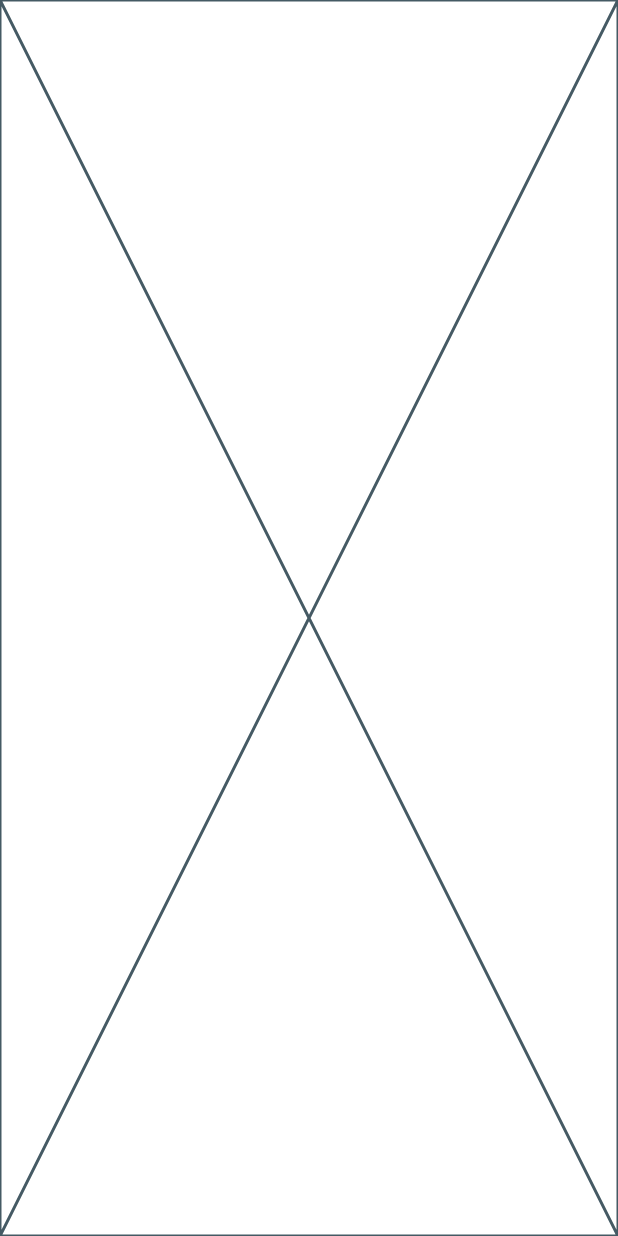
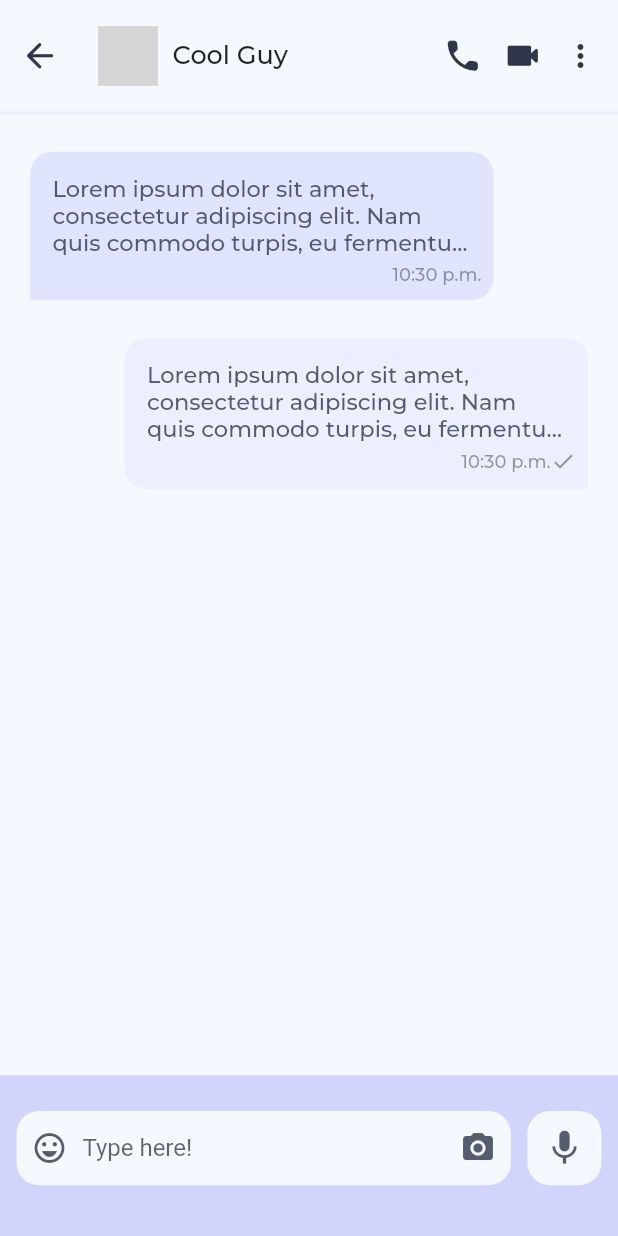
Before and after one commit to TalhaKarakoyunlu/Chat-App, a Flutter app: the screen it shows after launch, after a tap on "Tap Me!", on a phone screen of 412 x 824 dp. Run offline on Flutter 3.47's test engine with Material 2 defaults, Android fonts, the phone set to English and light mode, and no system bars; our stand-ins replace cached_network_image, google_fonts; network calls fail; grey boxes are pictures that could not be loaded.

Commit message:
Conversation screen design complete

```diff
--- a/lib/main.dart
+++ b/lib/main.dart
@@ -1,13 +1,17 @@
 import 'package:flutter/material.dart';
+import 'package:flutter/services.dart';
 
 import 'screens/conversation.dart';
 
 void main() {
-  runApp(const MyApp());
+  WidgetsFlutterBinding.ensureInitialized();
+  SystemChrome.setEnabledSystemUIMode(SystemUiMode.immersiveSticky);
+  runApp(MyApp());
 }
 
 class MyApp extends StatelessWidget {
-  const MyApp({super.key});
+  MyApp({super.key});
+  var theme = "light";
 
   @override
   Widget build(BuildContext context) {
@@ -16,10 +20,13 @@ class MyApp extends StatelessWidget {
       theme: ThemeData(
         primarySwatch: Colors.blue,
       ),
+      debugShowCheckedModeBanner: false,
       home: const MyHomePage(),
       ////////////////////////////////////////////// USE THESE FOR NAVIGATING ///////////////////////////////////////////////////
       routes: {
-        "/conversation": (context) => ConversationPage(),
+        "/conversation": (context) => ConversationPage(
+              theme: "light",
+            ),
       },
     );
   }
--- a/lib/screens/conversation.dart
+++ b/lib/screens/conversation.dart
@@ -1,7 +1,15 @@
+import 'package:flutter/cupertino.dart';
 import 'package:flutter/material.dart';
 
+import '../static/themes.dart';
+import '../widgets/conversation-appbar.dart';
+import '../widgets/bubble-me.dart';
+import '../widgets/bubble-you.dart';
+import '../widgets/input.dart';
+
 class ConversationPage extends StatefulWidget {
-  const ConversationPage({Key? key}) : super(key: key);
+  final String theme;
+  const ConversationPage({Key? key, required this.theme}) : super(key: key);
 
   @override
   State<ConversationPage> createState() => _ConversationPageState();
@@ -10,6 +18,36 @@ class ConversationPage extends StatefulWidget {
 class _ConversationPageState extends State<ConversationPage> {
   @override
   Widget build(BuildContext context) {
-    return const Placeholder();
+    return Scaffold(
+      backgroundColor:
+          widget.theme == "light" ? Themes.bodyLight : Themes.bodyDark,
+      body: Column(
+        mainAxisAlignment: MainAxisAlignment.spaceBetween,
+        children: [
+          Column(
+            children: [
+              Bar(
+                theme: widget.theme,
+              ),
+              Container(
+                height: 2,
+                decoration: BoxDecoration(
+                  color: widget.theme == "light"
+                      ? Themes.dividerDark
+                      : Themes.dividerLight,
+                ),
+              ),
+              BubbleYou(),
+              BubbleMe(),
+            ],
+          ),
+          Column(
+            children: [
+              Input(),
+            ],
+          )
+        ],
+      ),
+    );
   }
 }
--- /dev/null
+++ b/lib/static/themes.dart
@@ -0,0 +1,19 @@
+import 'dart:ui';
+
+class Themes {
+  //static const appbarLight = Color.fromRGBO(227, 253, 253, 1);
+  static const bodyLight = Color.fromRGBO(244, 248, 255, 1);
+  static const bodyDark = Color.fromRGBO(244, 248, 255, 1); //TODO: Change this!
+  static const dividerDark =
+      Color.fromRGBO(233, 238, 255, 1); //TODO: Change This
+  static const dividerLight = Color.fromRGBO(227, 253, 253, 1);
+  static const buttonDark = Color.fromRGBO(47, 54, 75, 1.0);
+  // static const buttonDark = Color.fromRGBO(89, 89, 89, 1);
+  static const buttonLight =
+      Color.fromRGBO(224, 228, 255, 1.0); //TODO: Change this!
+  static const bubbleMe = Color.fromRGBO(235, 239, 255, 1.0);
+  static const bubbleYou = Color.fromRGBO(224, 228, 255, 1.0);
+  static const bubbleText = Color.fromRGBO(47, 54, 75, 0.8);
+  static const bubbleTextTime = Color.fromRGBO(47, 54, 75, 0.5);
+  static const inputBackground = Color.fromRGBO(209, 213, 252, 1.0);
+}
--- /dev/null
+++ b/lib/widgets/bubble-me.dart
@@ -0,0 +1,70 @@
+import 'package:flutter/material.dart';
+
+import '../static/themes.dart';
+
+class BubbleMe extends StatelessWidget {
+  const BubbleMe({Key? key}) : super(key: key);
+
+  @override
+  Widget build(BuildContext context) {
+    return Align(
+      alignment: Alignment.centerRight,
+      child: Container(
+        constraints: BoxConstraints(
+          maxWidth: MediaQuery.of(context).size.width * 0.75,
+        ),
+        margin: const EdgeInsets.fromLTRB(0, 25, 20, 0),
+        decoration: const BoxDecoration(
+            color: Themes.bubbleMe,
+            borderRadius: BorderRadius.only(
+              topLeft: Radius.circular(15),
+              topRight: Radius.circular(15),
+              bottomLeft: Radius.circular(15),
+            )),
+        child: Expanded(
+          child: Column(
+            children: [
+              Padding(
+                padding: const EdgeInsets.only(
+                    top: 15, bottom: 5, right: 15, left: 15),
+                child: Text(
+                  style: TextStyle(
+                    fontFamily: "Montserrat",
+                    fontSize: 15,
+                    fontWeight: FontWeight.w500,
+                    color: Themes.bubbleText,
+                  ),
+                  maxLines: 3,
+                  overflow: TextOverflow.ellipsis,
+                  "Lorem ipsum dolor sit amet, consectetur adipiscing elit. Nam quis commodo turpis, eu fermentum massa. Morbi sit amet pellentesque libero, sit amet suscipit tellus. Aenean pretium, purus non ultrices tristique, mauris metus tristique eros, a scelerisque purus turpis a magna. Donec mattis nunc massa,",
+                ),
+              ),
+              Padding(
+                padding: const EdgeInsets.only(right: 8, bottom: 10),
+                child: Row(
+                  mainAxisAlignment: MainAxisAlignment.end,
+                  children: [
+                    Text(
+                        textAlign: TextAlign.start,
+                        style: TextStyle(
+                          fontFamily: "Montserrat",
+                          fontSize: 12,
+                          fontWeight: FontWeight.w500,
+                          color: Themes.bubbleTextTime,
+                        ),
+                        "10:30 p.m."),
+                    Icon(
+                      Icons.check,
+                      color: Themes.bubbleTextTime,
+                      size: 17,
+                    )
+                  ],
+                ),
+              ),
+            ],
+          ),
+        ),
+      ),
+    );
+  }
+}
--- /dev/null
+++ b/lib/widgets/bubble-you.dart
@@ -0,0 +1,62 @@
+import 'package:flutter/material.dart';
+
+import '../static/themes.dart';
+
+class BubbleYou extends StatelessWidget {
+  const BubbleYou({Key? key}) : super(key: key);
+
+  @override
+  Widget build(BuildContext context) {
+    return Align(
+      alignment: Alignment.centerLeft,
+      child: Container(
+        constraints: BoxConstraints(
+          maxWidth: MediaQuery.of(context).size.width * 0.75,
+        ),
+        margin: const EdgeInsets.fromLTRB(20, 25, 0, 0),
+        decoration: const BoxDecoration(
+            color: Themes.bubbleYou,
+            borderRadius: BorderRadius.only(
+              topLeft: Radius.circular(15),
+              topRight: Radius.circular(15),
+              bottomRight: Radius.circular(15),
+            )),
+        child: Column(
+          children: [
+            Padding(
+              padding: const EdgeInsets.only(
+                  top: 15, bottom: 5, right: 15, left: 15),
+              child: Text(
+                  style: TextStyle(
+                    fontFamily: "Montserrat",
+                    fontSize: 15,
+                    fontWeight: FontWeight.w500,
+                    color: Themes.bubbleText,
+                  ),
+                  maxLines: 3,
+                  overflow: TextOverflow.ellipsis,
+                  "Lorem ipsum dolor sit amet, consectetur adipiscing elit. Nam quis commodo turpis, eu fermentum massa. Morbi sit amet pellentesque libero, sit amet suscipit tellus. Aenean pretium, purus non ultrices tristique, mauris metus tristique eros, a scelerisque purus turpis a magna. Donec mattis nunc massa,"),
+            ),
+            Padding(
+              padding: const EdgeInsets.only(right: 8, bottom: 10),
+              child: Row(
+                mainAxisAlignment: MainAxisAlignment.end,
+                children: [
+                  Text(
+                      textAlign: TextAlign.start,
+                      style: TextStyle(
+                        fontFamily: "Montserrat",
+                        fontSize: 12,
+                        fontWeight: FontWeight.w500,
+                        color: Themes.bubbleTextTime,
+                      ),
+                      "10:30 p.m."),
+                ],
+              ),
+            ),
+          ],
+        ),
+      ),
+    );
+  }
+}
--- /dev/null
+++ b/lib/widgets/conversation-appbar.dart
@@ -0,0 +1,101 @@
+import 'package:flutter/material.dart';
+
+import '../static/themes.dart';
+
+class Bar extends StatelessWidget {
+  final String theme;
+  const Bar({Key? key, required this.theme}) : super(key: key);
+
+  @override
+  Widget build(BuildContext context) {
+    return Container(
+      color: theme == "light" ? Themes.bodyLight : Themes.bodyDark,
+      height: MediaQuery.of(context).size.height * 0.09,
+      child: Row(
+        mainAxisAlignment: MainAxisAlignment.spaceBetween,
+        children: [
+          Column(
+            mainAxisAlignment: MainAxisAlignment.center,
+            children: [
+              Row(
+                children: [
+                  Padding(
+                    padding: const EdgeInsets.fromLTRB(13, 0, 25, 0),
+                    child: Icon(
+                      Icons.arrow_back_rounded,
+                      color: theme == "light"
+                          ? Themes.buttonDark
+                          : Themes.buttonLight,
+                      size: 27,
+                    ),
+                  ),
+                  Padding(
+                    padding: const EdgeInsets.only(right: 10.0),
+                    child: CircleAvatar(
+                      foregroundImage: NetworkImage(
+                          "https://upload.wikimedia.org/wikipedia/commons/thumb/4/49/A_black_image.jpg/640px-A_black_image.jpg"),
+                      backgroundColor: Colors.transparent,
+                      foregroundColor: Colors.transparent,
+                    ),
+                  ),
+                  Container(
+                    width: 100,
+                    child: Text(
+                      "Cool Guy",
+                      style: TextStyle(
+                        fontFamily: "Montserrat",
+                        fontWeight: FontWeight.w500,
+                        fontSize: 17,
+                      ),
+                      maxLines: 1,
+                      overflow: TextOverflow.ellipsis,
+                    ),
+                  ),
+                ],
+              )
+            ],
+          ),
+          Column(
+            mainAxisAlignment: MainAxisAlignment.center,
+            children: [
+              Row(
+                children: [
+                  Padding(
+                    padding: const EdgeInsets.fromLTRB(0, 0, 13, 0),
+                    child: Icon(
+                      Icons.call_rounded,
+                      color: theme == "light"
+                          ? Themes.buttonDark
+                          : Themes.buttonLight,
+                      size: 27,
+                    ),
+                  ),
+                  Padding(
+                    padding: const EdgeInsets.fromLTRB(0, 0, 13, 0),
+                    child: Icon(
+                      Icons.videocam_rounded,
+                      color: theme == "light"
+                          ? Themes.buttonDark
+                          : Themes.buttonLight,
+                      size: 27,
+                    ),
+                  ),
+                  Padding(
+                    padding: const EdgeInsets.fromLTRB(0, 0, 13, 0),
+                    child: Icon(
+                      Icons.more_vert_outlined,
+                      color: theme == "light"
+                          ? Themes.buttonDark
+                          : Themes.buttonLight,
+                      size: 24,
+                    ),
+                  ),
+                ],
+              ),
+            ],
+          ),
+        ],
+      ),
+    );
+  }
+}
--- /dev/null
+++ b/lib/widgets/input.dart
@@ -0,0 +1,72 @@
+import 'package:flutter/material.dart';
+
+import '../static/themes.dart';
+
+class Input extends StatelessWidget {
+  const Input({Key? key}) : super(key: key);
+
+  @override
+  Widget build(BuildContext context) {
+    return Container(
+      color: Themes.inputBackground,
+      height: MediaQuery.of(context).size.height * 0.13,
+      width: MediaQuery.of(context).size.width,
+      child: Padding(
+        padding: const EdgeInsets.only(bottom: 10.0),
+        child: Row(
+          mainAxisAlignment: MainAxisAlignment.spaceEvenly,
+          children: [
+            Container(
+              width: MediaQuery.of(context).size.width * 0.8,
+              height: MediaQuery.of(context).size.height * 0.06,
+              decoration: BoxDecoration(
+                color: Themes.bodyLight,
+                borderRadius: BorderRadius.all(Radius.circular(15)),
+              ),
+              child: Row(
+                mainAxisAlignment: MainAxisAlignment.spaceEvenly,
+                children: [
+                  Padding(
+                    padding: EdgeInsets.symmetric(horizontal: 10),
+                    child: Icon(
+                      Icons.emoji_emotions_outlined,
+                      color: Themes.bubbleText,
+                    ),
+                  ),
+                  Expanded(
+                    child: TextField(
+                      decoration: InputDecoration(
+                        hintText: "Type here!",
+                        border: InputBorder.none,
+                      ),
+                    ),
+                  ),
+                  Padding(
+                    padding: EdgeInsets.symmetric(horizontal: 10),
+                    child: Icon(
+                      Icons.camera_alt,
+                      color: Themes.bubbleText,
+                    ),
+                  ),
+                ],
+              ),
+            ),
+            Container(
+              width: MediaQuery.of(context).size.width * 0.12,
+              height: MediaQuery.of(context).size.height * 0.06,
+              decoration: BoxDecoration(
+                color: Themes.bodyLight,
+                borderRadius: BorderRadius.all(Radius.circular(15)),
+              ),
+              child: Icon(
+                Icons.mic,
+                color: Themes.bubbleText,
+                size: 28,
+              ),
+            ),
+          ],
+        ),
+      ),
+    );
+  }
+}
```
Also changed, not shown: pubspec.yaml (+19 -12 lines), fonts/Montserrat-Bold.ttf (added), fonts/Montserrat-Medium.ttf (added), fonts/Montserrat-Regular.ttf (added), fonts/Montserrat-SemiBold.ttf (added), pubspec.lock, 2 other files.
